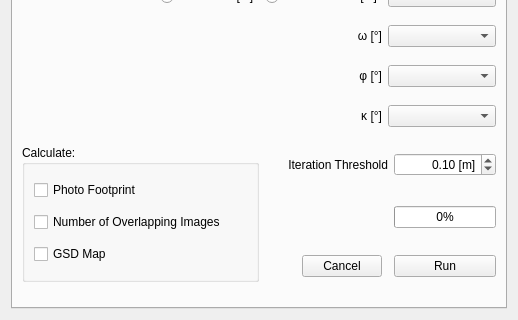
First picture: the form in flight_planner_dialog_base.ui, repository UAV-GeoLAB/flight_planner, before the edit; both pictures show x 0 to 518 and y 229 to 549 of the 518 by 549 pixel window.
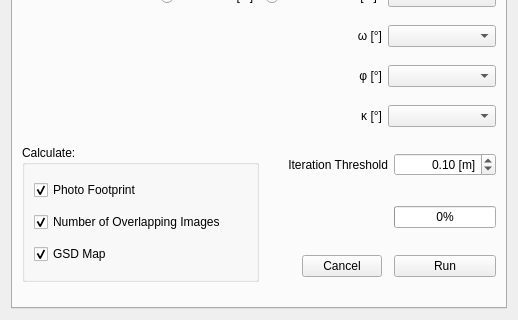
Second picture: the form after the edit. Custom widgets are drawn as their Qt base class.

Commit message: GUI/Quality Control: Set options checked.

```diff
--- a/flight_planner_dialog_base.ui
+++ b/flight_planner_dialog_base.ui
@@ -783,6 +783,9 @@
             <property name="text">
              <string>Photo Footprint</string>
             </property>
+            <property name="checked">
+             <bool>true</bool>
+            </property>
            </widget>
           </item>
           <item>
@@ -790,6 +793,9 @@
             <property name="text">
              <string>Number of Overlapping Images</string>
             </property>
+            <property name="checked">
+             <bool>true</bool>
+            </property>
            </widget>
           </item>
           <item>
@@ -797,6 +803,9 @@
             <property name="text">
              <string>GSD Map</string>
             </property>
+            <property name="checked">
+             <bool>true</bool>
+            </property>
            </widget>
           </item>
          </layout>
```
